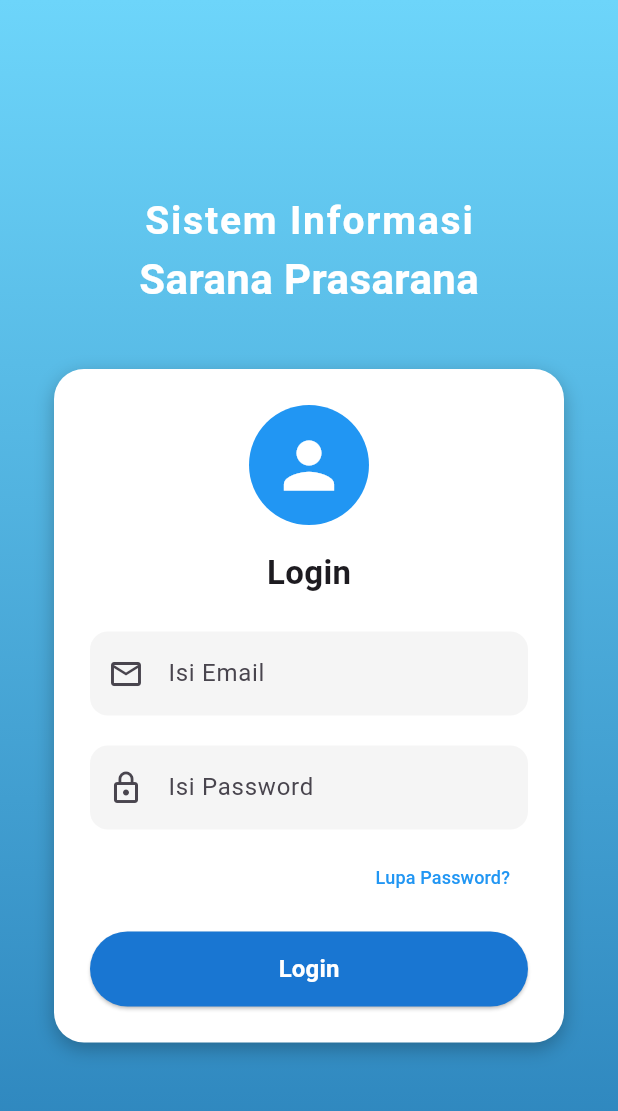
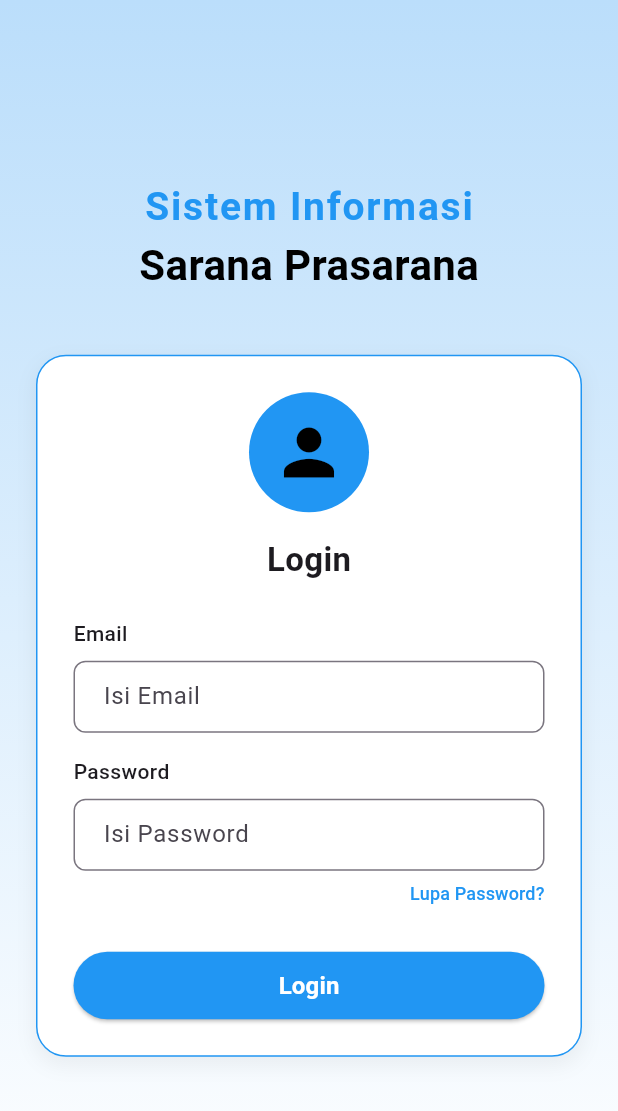
Before and after one commit to RizkiAkhmal/Mobile-SisfoSarpras, a Flutter app: the screen it shows after launch, on a phone screen of 412 x 824 dp. Shown: the top 1111 px of the screen. Run offline on Flutter 3.47's test engine with Material 3 defaults, Android fonts, the phone set to English and light mode, and no system bars; our stand-ins replace shared_preferences.

Commit message:
improve code

```diff
--- a/lib/login.dart
+++ b/lib/login.dart
@@ -60,13 +60,15 @@ class _LoginPageState extends State<LoginPage> {
   @override
   Widget build(BuildContext context) {
     return Scaffold(
-      backgroundColor: Colors.grey[200],
       body: Container(
-        decoration: const BoxDecoration(
+        decoration: BoxDecoration(
           gradient: LinearGradient(
-            colors: [Color(0xFF6DD5FA), Color(0xFF2980B9)],
             begin: Alignment.topCenter,
             end: Alignment.bottomCenter,
+            colors: [
+              Colors.blue.shade100,
+              Colors.white,
+            ],
           ),
         ),
         child: SafeArea(
@@ -74,13 +76,14 @@ class _LoginPageState extends State<LoginPage> {
             child: SingleChildScrollView(
               padding: const EdgeInsets.symmetric(horizontal: 24),
               child: Column(
+                mainAxisAlignment: MainAxisAlignment.center,
                 children: [
                   const Text(
                     'Sistem Informasi',
                     style: TextStyle(
                       fontSize: 26,
                       fontWeight: FontWeight.bold,
-                      color: Colors.white,
+                      color: Colors.blue,
                       letterSpacing: 1.2,
                     ),
                   ),
@@ -89,22 +92,23 @@ class _LoginPageState extends State<LoginPage> {
                     style: TextStyle(
                       fontSize: 28,
                       fontWeight: FontWeight.bold,
-                      color: Colors.white,
+                      color: Colors.black,
                     ),
                   ),
                   const SizedBox(height: 40),
                   Container(
                     padding: const EdgeInsets.all(24),
-                    margin: const EdgeInsets.symmetric(horizontal: 12),
                     decoration: BoxDecoration(
                       color: Colors.white,
                       borderRadius: BorderRadius.circular(20),
-                      boxShadow: const [
+                      border: Border.all(color: Colors.blue, width: 1),
+                      boxShadow: [
                         BoxShadow(
-                          color: Colors.black26,
+                          color: Colors.black.withOpacity(0.05),
+                          spreadRadius: 1,
                           blurRadius: 10,
-                          offset: Offset(0, 4),
-                        )
+                          offset: const Offset(0, 5),
+                        ),
                       ],
                     ),
                     child: Column(
@@ -112,7 +116,7 @@ class _LoginPageState extends State<LoginPage> {
                         const CircleAvatar(
                           radius: 40,
                           backgroundColor: Colors.blue,
-                          child: Icon(Icons.person, size: 50, color: Colors.white),
+                          child: Icon(Icons.person, size: 50, color: Colors.black),
                         ),
                         const SizedBox(height: 16),
                         const Text(
@@ -123,55 +127,81 @@ class _LoginPageState extends State<LoginPage> {
                           ),
                         ),
                         const SizedBox(height: 24),
+                        Column(
+                          crossAxisAlignment: CrossAxisAlignment.start,
+                          children: [
+                            const Text(
+                              'Email',
+                              style: TextStyle(
+                                fontSize: 14,
+                                fontWeight: FontWeight.w500,
+                              ),
+                            ),
+                            const SizedBox(height: 8),
                             TextField(
                               controller: _emailController,
                               decoration: InputDecoration(
                                 hintText: 'Isi Email',
-                            prefixIcon: const Icon(Icons.email_outlined),
-                            filled: true,
-                            fillColor: Colors.grey[100],
+                                contentPadding: const EdgeInsets.symmetric(horizontal: 16, vertical: 12),
                                 border: OutlineInputBorder(
-                              borderRadius: BorderRadius.circular(12),
-                              borderSide: BorderSide.none,
+                                  borderRadius: BorderRadius.circular(8),
+                                  borderSide: const BorderSide(color: Colors.grey),
                                 ),
                               ),
                             ),
-                        const SizedBox(height: 20),
+                          ],
+                        ),
+                        const SizedBox(height: 16),
+                        Column(
+                          crossAxisAlignment: CrossAxisAlignment.start,
+                          children: [
+                            const Text(
+                              'Password',
+                              style: TextStyle(
+                                fontSize: 14,
+                                fontWeight: FontWeight.w500,
+                              ),
+                            ),
+                            const SizedBox(height: 8),
                             TextField(
                               controller: _passwordController,
                               obscureText: true,
                               decoration: InputDecoration(
                                 hintText: 'Isi Password',
-                            prefixIcon: const Icon(Icons.lock_outline),
-                            filled: true,
-                            fillColor: Colors.grey[100],
+                                contentPadding: const EdgeInsets.symmetric(horizontal: 16, vertical: 12),
                                 border: OutlineInputBorder(
-                              borderRadius: BorderRadius.circular(12),
-                              borderSide: BorderSide.none,
+                                  borderRadius: BorderRadius.circular(8),
+                                  borderSide: const BorderSide(color: Colors.grey),
                                 ),
                               ),
                             ),
-                        const SizedBox(height: 8),
+                          ],
+                        ),
                         Align(
                           alignment: Alignment.centerRight,
                           child: TextButton(
                             onPressed: () {},
+                            style: TextButton.styleFrom(
+                              padding: EdgeInsets.zero,
+                              minimumSize: const Size(0, 30),
+                              tapTargetSize: MaterialTapTargetSize.shrinkWrap,
+                            ),
                             child: const Text(
                               'Lupa Password?',
                               style: TextStyle(fontSize: 12, color: Colors.blue),
                             ),
                           ),
                         ),
-                        const SizedBox(height: 12),
+                        const SizedBox(height: 24),
                         SizedBox(
                           width: double.infinity,
-                          height: 50,
+                          height: 45,
                           child: _isLoading
                               ? const Center(child: CircularProgressIndicator())
                               : ElevatedButton(
                                   onPressed: _login,
                                   style: ElevatedButton.styleFrom(
-                                    backgroundColor: Colors.blue[700],
+                                    backgroundColor: Colors.blue,
                                     shape: RoundedRectangleBorder(
                                       borderRadius: BorderRadius.circular(30),
                                     ),
```
Also changed, not shown: lib/pages/history.dart (+64 -58 lines), lib/pages/peminjaman.dart (+15 -4 lines), lib/pages/pengembalian.dart (+85 -1 lines). Lines whose indentation alone changed are shown as unchanged.
